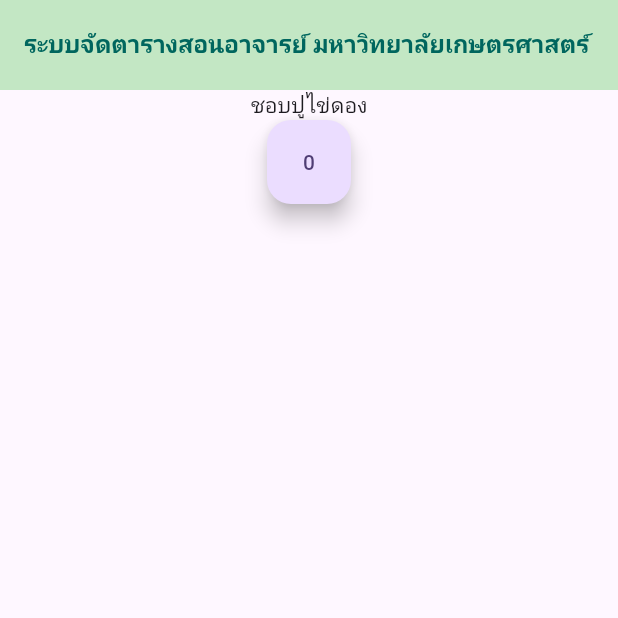
After one commit to itnisa-a/flutter_wowcha, a Flutter app: the screen it shows after launch, on a phone screen of 412 x 824 dp, the top half of it. The commit adds this screen. Run offline on Flutter 3.47's test engine with Material 2 defaults, Android fonts, the phone set to English and light mode, and no system bars; our stand-ins replace sidebarx, unicons.

Commit message:
MangerpageRoute

```diff
--- /dev/null
+++ b/project/lib/Modules/ManagerPage/ManagerImportPage.dart
@@ -0,0 +1,12 @@
+import 'package:flutter/material.dart';
+
+class ManagerImportPage extends StatelessWidget {
+  const ManagerImportPage({super.key});
+
+  @override
+  Widget build(BuildContext context) {
+    return Center(
+      child: Text("ชอบปูไข่ดอง"),
+    );
+  }
+}
--- /dev/null
+++ b/project/lib/Modules/ManagerPage/ManagerPageRoute.dart
@@ -0,0 +1,44 @@
+import 'package:flutter/material.dart';
+import 'package:ku_t/Modules/Componemt/TabAppBar.dart';
+import 'package:ku_t/Modules/ManagerPage/ManagerDashboard.dart';
+import 'package:ku_t/Modules/ManagerPage/ManagerImportPage.dart';
+
+class ManagerPageRoute extends StatefulWidget {
+  const ManagerPageRoute({super.key});
+
+  @override
+  State<ManagerPageRoute> createState() => _MyWidgetState();
+}
+
+class _MyWidgetState extends State<ManagerPageRoute> {
+  int state = 0;
+  @override
+  Widget build(BuildContext context) {
+    if (state == 0) {
+      return _Page(() => const ManagerImportPage(), 1);
+    } else if (state == 1) {
+      return _Page(() => const MyWidget(), 0);
+    } else
+      return _Page(() => const MyWidget(), 0);
+  }
+
+  Scaffold _Page(Widget function(), int page) {
+    return Scaffold(
+      appBar: TabAppBar(),
+      body: Column(
+        children: [
+          function(),
+          FloatingActionButton(
+            onPressed: (() {
+              setState(() {
+                state = page;
+                print(state);
+              });
+            }),
+            child: Text(state.toString()),
+          )
+        ],
+      ),
+    );
+  }
+}
--- a/project/lib/Modules/ManagerPage/Test1.dart
+++ /dev/null
@@ -1 +0,0 @@
-import 'package:flutter/material.dart';
--- a/project/lib/Modules/Router/Router.dart
+++ b/project/lib/Modules/Router/Router.dart
@@ -1,6 +1,6 @@
 import 'package:flutter/material.dart';
 import 'package:ku_t/Modules/Componemt/SideAppBar.dart';
-import 'package:ku_t/Modules/ManagerPage/ManagerPage.dart';
+import 'package:ku_t/Modules/ManagerPage/ManagerPageRoute.dart';
 import 'package:sidebarx/sidebarx.dart';
 
 class router extends StatefulWidget {
@@ -32,7 +32,7 @@ class _router extends State<router> {
                       switch (widget._controller.selectedIndex) {
                         case 0:
                           _key.currentState?.closeDrawer();
-                          return const ManagerPage();
+                          return const ManagerPageRoute();
 
                         //------------------------on test---------------------------------
 
--- a/project/lib/main.dart
+++ b/project/lib/main.dart
@@ -13,17 +13,12 @@ class MyApp extends StatelessWidget {
   @override
   Widget build(BuildContext context) {
     return MaterialApp(
-      title: 'Flutter Demo',
-      theme: ThemeData(
-        colorScheme: ColorScheme.fromSeed(seedColor: Colors.deepPurple),
-        useMaterial3: true,
-      ),
-      home: /*HomePage()*/
-      Scaffold(
-        appBar: TabAppBar(),
-        body: HomePage(),
-      ),
-    );
+        title: 'Flutter Demo',
+        theme: ThemeData(
+          colorScheme: ColorScheme.fromSeed(seedColor: Colors.deepPurple),
+          useMaterial3: true,
+        ),
+        home: HomePage());
   }
 }
 
```
Also changed, not shown: project/lib/Modules/ManagerPage/ManagerDashboard.dart (added, +17 -0 lines), project/lib/Modules/ManagerPage/ManagerPage.dart (deleted, +0 -50 lines).
